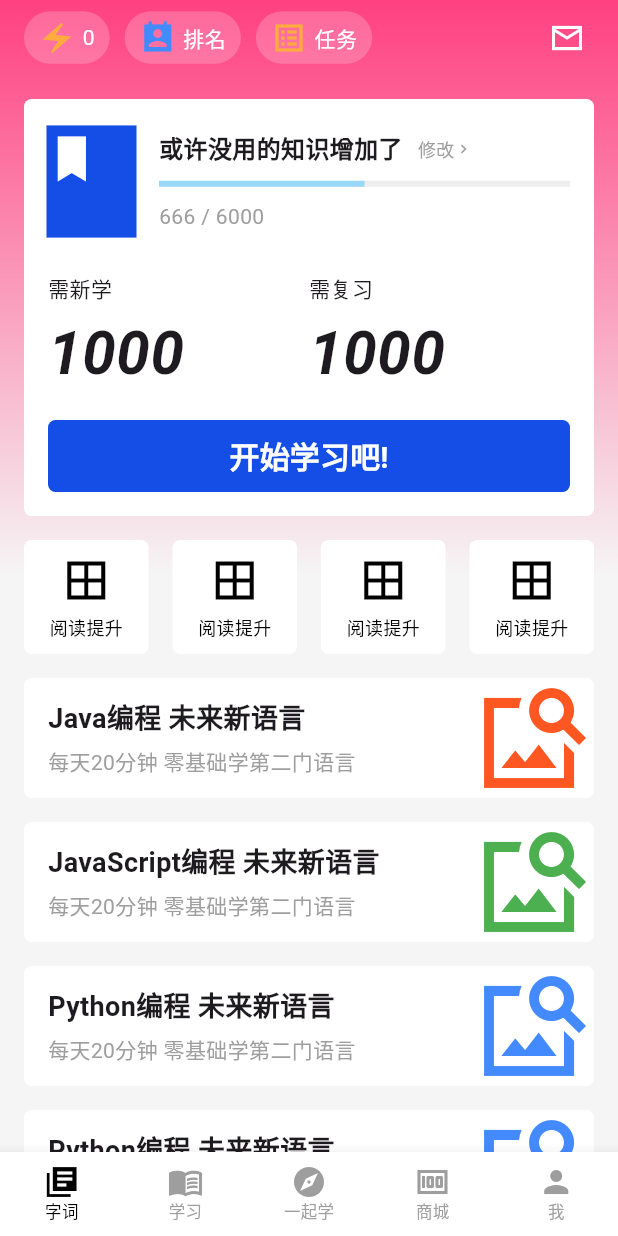
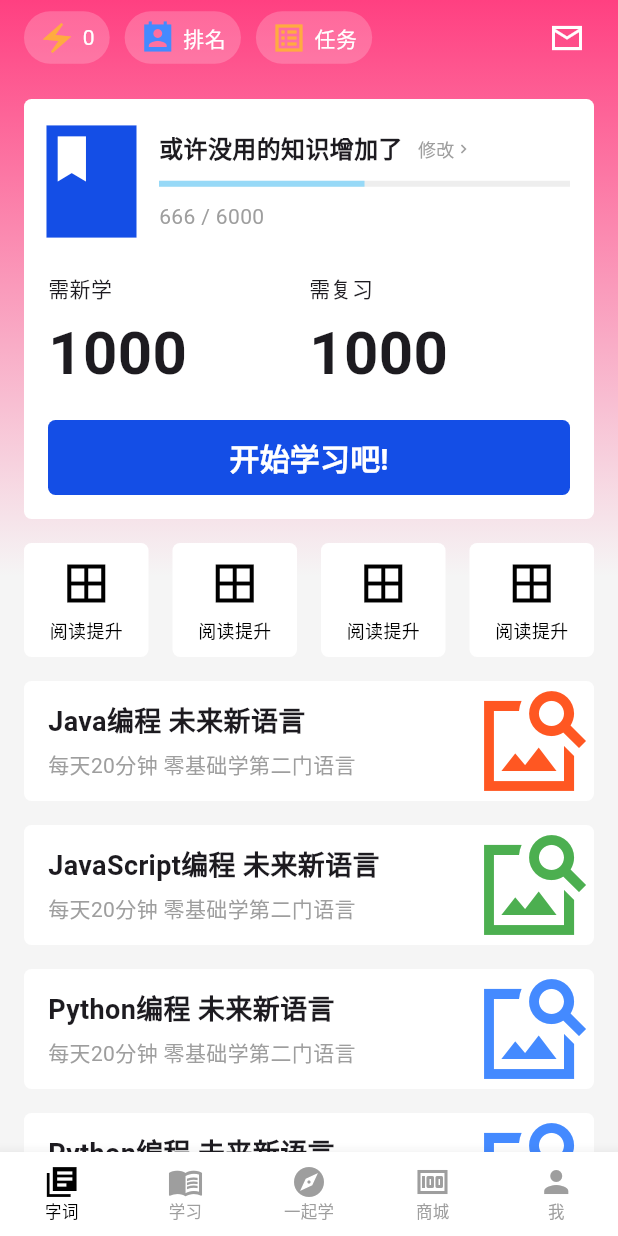
Before and after one commit to Boluo2101/Qing, a Flutter app: the screen it shows after launch, on a phone screen of 412 x 824 dp. Run offline on Flutter 3.47's test engine with Material 3 defaults, Android fonts, the phone set to English and light mode, and no system bars; our stand-ins replace flutter_riverpod, go_router, shared_preferences.

Commit message:
添加SharedPreferences支持，优化能量点管理，更新相关依赖

```diff
--- a/lib/views/course/detail.dart
+++ b/lib/views/course/detail.dart
@@ -2,7 +2,6 @@
 import 'package:flutter/material.dart';
 
 // Tools
-import 'package:intl/intl.dart';
 
 // Routers
 import 'package:go_router/go_router.dart';
@@ -86,7 +85,6 @@ class _CourseDetailPageState extends State<CourseDetailPage> {
         preferredSize: const Size.fromHeight(50),
         child: HeaderBar(
           borderShow: false,
-          // title: DateFormat('yyyy-MM-dd').format(DateTime.now()),
           title: '',
           leftActions: [
             IconButton(
--- a/lib/views/words/header_component.dart
+++ b/lib/views/words/header_component.dart
@@ -69,7 +69,10 @@ class WordsHeader extends StatelessWidget {
                         color: Colors.orangeAccent,
                       ),
                       SizedBox(width: 5), // 间距
-                      Text('$energyPoints', style: TextStyle(color: textColor)),
+                      Text(
+                        '${_formatEnergyPoints(energyPoints)}',
+                        style: TextStyle(color: textColor),
+                      ),
                     ],
                   ),
                 ),
@@ -148,3 +151,16 @@ class WordsHeader extends StatelessWidget {
     );
   }
 }
+
+String _formatEnergyPoints(int points) {
+  // 格式化能量点数值
+  if (points <= 999) {
+    return points.toString();
+  } else if (points < 10000) {
+    return '${(points / 1000).toStringAsFixed(2)}k'; // 转换为千位
+  } else if (points < 1000000) {
+    return '${(points / 10000).toStringAsFixed(2)}w'; // 转换为万位
+  } else {
+    return '∞';
+  }
+}
--- a/lib/views/words/words_page.dart
+++ b/lib/views/words/words_page.dart
@@ -176,7 +176,7 @@ class _WordsPageState extends State<WordsPage> {
                                     style: TextStyle(
                                       fontSize: 40,
                                       fontWeight: FontWeight.bold,
-                                      fontStyle: FontStyle.italic,
+                                      // fontStyle: FontStyle.italic,
                                     ),
                                   ),
                                 ],
@@ -193,7 +193,7 @@ class _WordsPageState extends State<WordsPage> {
                                     style: TextStyle(
                                       fontSize: 40,
                                       fontWeight: FontWeight.bold,
-                                      fontStyle: FontStyle.italic,
+                                      // fontStyle: FontStyle.italic,
                                     ),
                                   ),
                                 ],
@@ -214,10 +214,7 @@ class _WordsPageState extends State<WordsPage> {
                             backgroundColor: Color(0xFF144ee6),
                             foregroundColor: Colors.white,
                             shadowColor: Colors.transparent,
-                            minimumSize: Size(
-                              double.infinity,
-                              48,
-                            ), // 设置宽度100%，高度48
+                            minimumSize: Size(double.infinity, 50),
                           ),
                           onPressed: () {
                             print('开始学习');
--- a/pubspec.yaml
+++ b/pubspec.yaml
@@ -41,7 +41,7 @@ dependencies:
   cached_network_image: ^3.4.1
   http: ^1.1.0
   shared_preferences: ^2.0.13
-  intl: ^0.18.1
+  jiffy: ^5.0.0
 
 dev_dependencies:
   build_runner: ^2.4.6
```
Also changed, not shown: pubspec.lock.
